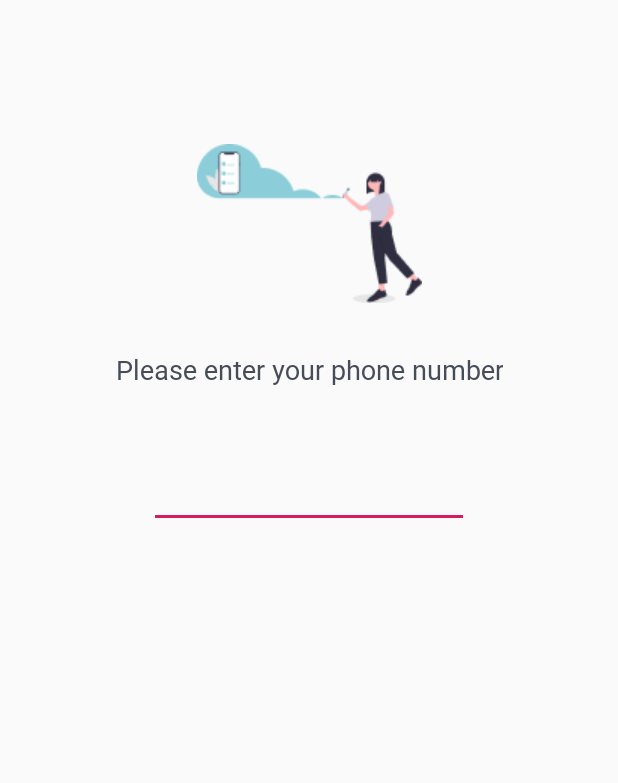
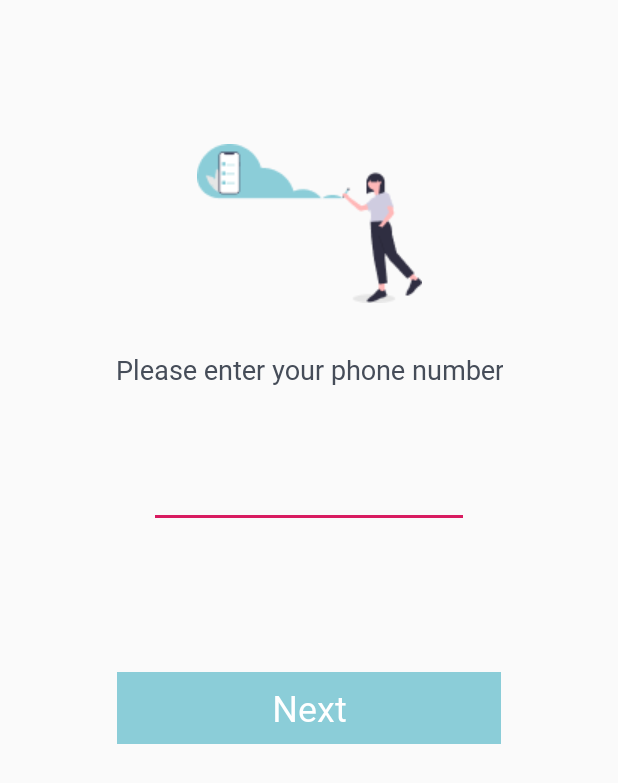
Before and after one commit to HippoChat/hippo_client, an Android app: the screen it shows after launch (PhoneActivity), on a phone screen of 412 x 824 dp. Shown: the top 783 px of the screen. Run offline under Robolectric (Android 15) with nearby library versions, the phone set to English and light mode, and no system bars; our stand-ins replace Room's generated code; 2 statements that could not run were skipped.

Commit message:
Merge image_loading into master.

```diff
--- a/app/src/main/java/com/example/hippo/SplashActivity.kt
+++ b/app/src/main/java/com/example/hippo/SplashActivity.kt
@@ -13,7 +13,9 @@ class SplashActivity : AppCompatActivity() {
         super.onCreate(savedInstanceState)
         setContentView(R.layout.activity_splash)
         Handler().postDelayed({
-            startActivity(Intent(this, PhoneActivity::class.java))
+            val start = Intent(this, PhoneActivity::class.java)
+            start.addFlags(Intent.FLAG_ACTIVITY_CLEAR_TASK)
+            startActivity(start)
         }, 2000)
     }
 }
--- a/app/src/main/res/layout/activity_phone_registration.xml
+++ b/app/src/main/res/layout/activity_phone_registration.xml
@@ -44,7 +44,6 @@
         style="@style/Hippo_Button"
         android:layout_marginTop="@dimen/dp_96"
         android:text="@string/next"
-        android:visibility="invisible"
         app:layout_constraintEnd_toEndOf="parent"
         app:layout_constraintStart_toStartOf="parent"
         app:layout_constraintTop_toBottomOf="@+id/et_phone" />
--- a/app/src/main/res/layout/image_loading_fragment.xml
+++ b/app/src/main/res/layout/image_loading_fragment.xml
@@ -11,6 +11,6 @@
         android:layout_width="wrap_content"
         android:layout_height="wrap_content"
         android:background="@color/white"
-        app:srcCompat="@drawable/profile" />
+        app:srcCompat="@drawable/pic_user_profile" />
 
 </LinearLayout>
--- a/app/src/main/res/values/strings.xml
+++ b/app/src/main/res/values/strings.xml
@@ -20,10 +20,9 @@
     <string name="menu_finish">Finish chat</string>
     <string name="menu_favorite">Add to friends</string>
     <string name="menu_block">Report user</string>
-    <string name="search_progress">Searching for a friend...\nPlease, wait</string>
+    <string name="search_progress">Searching for a friend…\nPlease, wait</string>
     <string name="save">Save</string>
     <string name="logout">Sign out</string>
     <string name="no_favorite_friends">You do not have favorite friends for now :(</string>
-    <string name="logout"><u>Sign out</u></string>
     <string name="select_avatar">Select avatar</string>
 </resources>
```
